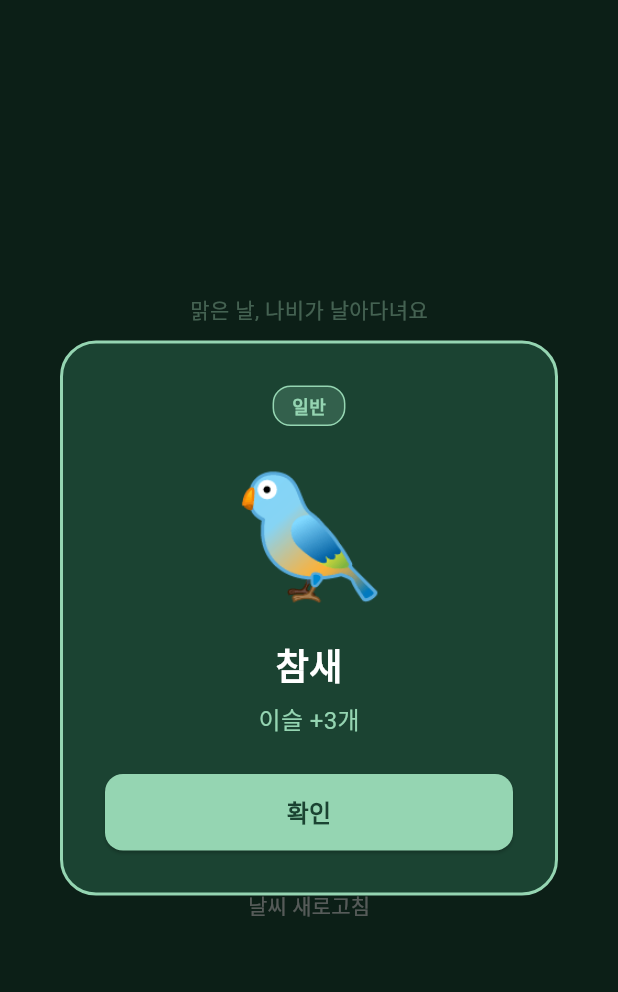
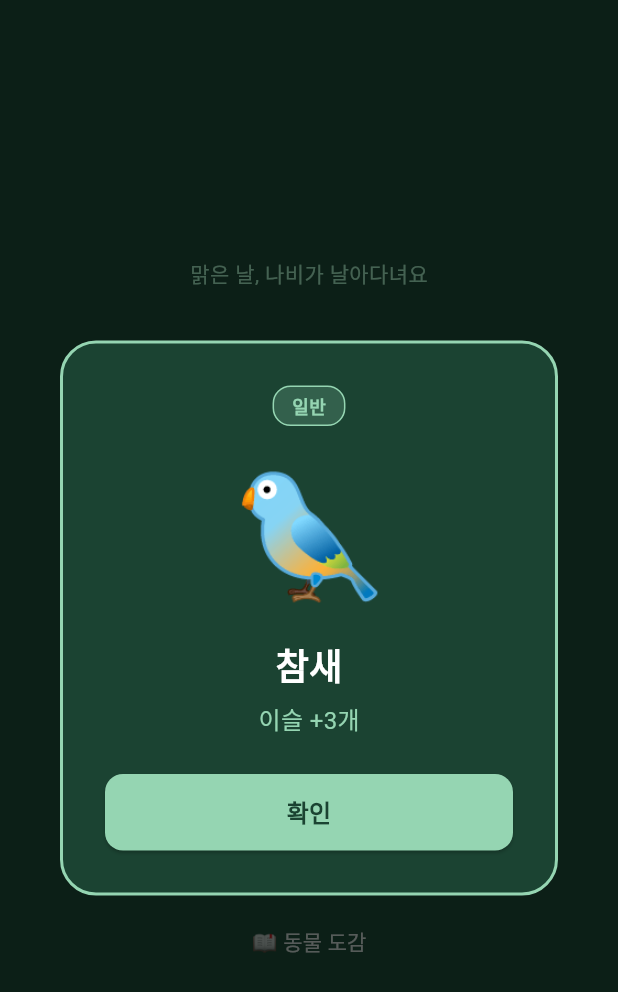
Before and after one commit to isopha2003/The_Forest_While_Asleep, a Flutter app: the screen it shows after launch, on a phone screen of 412 x 824 dp. Shown: the top 992 px of the screen. Run offline on Flutter 3.47's test engine with Material 3 defaults, Android fonts, the phone set to English and light mode, and no system bars; our stand-ins replace flutter_riverpod, geolocator, hive_flutter; accounts and stored records are empty.

Commit message:
숲 화면에 동물 도감 버튼 연결

```diff
--- a/lib/screens/forest_screen.dart
+++ b/lib/screens/forest_screen.dart
@@ -8,6 +8,7 @@
 import '../widgets/tree_widget.dart';
 import '../widgets/animal_popup.dart';
 import '../widgets/dew_popup.dart';
+import '../screens/collection_screen.dart';
 
 class ForestScreen extends ConsumerStatefulWidget {
   const ForestScreen({super.key});
@@ -186,6 +187,21 @@
                       style: TextStyle(color: Colors.white70),
                     ),
                   ),
+                  // 도감 버튼
+                  TextButton(
+                    onPressed: () {
+                      Navigator.push(
+                        context,
+                        MaterialPageRoute(
+                          builder: (_) => const CollectionScreen(),
+                        ),
+                      );
+                    },
+                    child: const Text(
+                      '📖 동물 도감',
+                      style: TextStyle(color: Colors.white70),
+                    ),
+                  ),
                 ],
               ),
             ),
```
